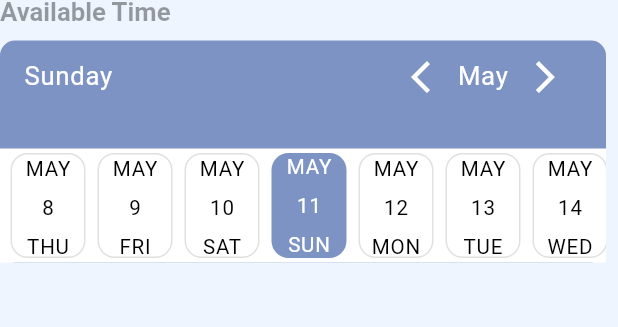
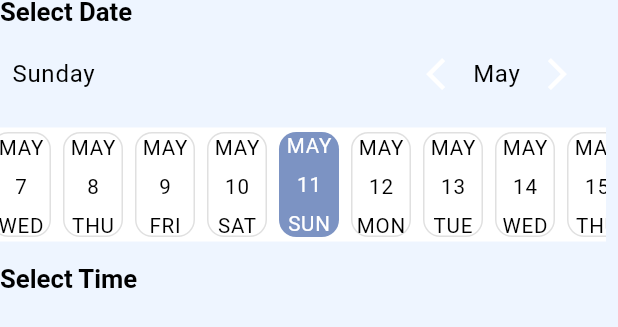
Before and after one commit to YousabSefeen/code_quests, a Flutter app: the CustomDateTimeLine widget shown alone on an empty page, opened directly with empty values, on a phone screen of 412 x 824 dp. Shown: the top 327 px of the screen. Run offline on Flutter 3.47's test engine with Material 3 defaults, Android fonts, the phone set to English and light mode, and no system bars; our stand-ins replace animate_do, bloc, cached_network_image, cloud_firestore, dartz, equatable and 11 more; accounts and stored records are empty; network calls fail.

Commit message:
Refactor code

```diff
--- a/lib/core/constants/app_strings/app_strings.dart
+++ b/lib/core/constants/app_strings/app_strings.dart
@@ -5,4 +5,10 @@ class AppStrings{
   static const List<String> doctorImageUrls=[
 
   ];
+
+  static const List<String> doctorNotAvailableMessage= [
+    'Doctor is not available on the selected day. Please check the ',
+    '"Working Days"',
+    ' section\n to view the doctor\'s availability.',
+  ];
 }
--- a/lib/core/constants/themes/app_light_theme.dart
+++ b/lib/core/constants/themes/app_light_theme.dart
@@ -61,7 +61,7 @@ class AppLightTheme {
               fontSize: 16.sp,
               fontWeight: FontWeight.w800,
               color: Colors.black,
-              letterSpacing: 1.2)),
+              letterSpacing: 1.2,),),
       position: PopupMenuPosition.under,
     ),
     listTileTheme: ListTileThemeData(
@@ -72,7 +72,7 @@ class AppLightTheme {
               fontWeight: FontWeight.w900,
               letterSpacing: 2)),
       subtitleTextStyle: TextStyle(
-          fontSize: 14.sp,color: Colors.black54,height: 1.2,fontWeight: FontWeight.w500
+          fontSize: 12.sp,color: Colors.black54,height: 1.5,fontWeight: FontWeight.w500
       )
     ),
     elevatedButtonTheme: ElevatedButtonThemeData(
@@ -134,7 +134,7 @@ class AppLightTheme {
       headlineMedium: TextStyle(
         // style for ... (used in *DoctorAvailabilityTimeFields*  )
         fontSize: 15.sp,
-        color: Colors.black38,
+        color: Colors.black,
         fontWeight: FontWeight.w600,
         height: 1,
       ),
@@ -149,7 +149,8 @@ class AppLightTheme {
           // style for ... (used in *CustomDateTimeLine*  )
           fontSize: 12.sp,
           color: Colors.white,
-          fontWeight: FontWeight.w400),
+          fontWeight: FontWeight.w400,
+      ),
 
       titleMedium: GoogleFonts.playpenSans(
         // style for ... (used in  DoctorList (info))
@@ -183,6 +184,12 @@ class AppLightTheme {
         fontWeight: FontWeight.w500,
         color: Colors.grey,
       ),
+      titleLarge: TextStyle(
+        fontSize: 14,
+        color: Colors.orange.shade800,
+        fontWeight: FontWeight.w500,
+        height: 1.4,
+      ),
       ///*******************************************************
 
 
--- a/lib/features/appointments/presentation/widgets/available_doctor_time_slots_grid.dart
+++ b/lib/features/appointments/presentation/widgets/available_doctor_time_slots_grid.dart
@@ -1,6 +1,7 @@
 import 'package:flutter/material.dart';
 import 'package:flutter_bloc/flutter_bloc.dart';
 import 'package:flutter_screenutil/flutter_screenutil.dart';
+import 'package:flutter_task/core/constants/themes/app_colors.dart';
 
 import '../controller/cubit/appointment_cubit.dart';
 import '../controller/states/appointment_state.dart';
@@ -13,8 +14,13 @@ class AvailableDoctorTimeSlotsGrid extends StatelessWidget {
     final deviceHeight = MediaQuery.sizeOf(context).height;
     return BlocSelector<AppointmentCubit, AppointmentState, List<String>>(
       selector: (state) => state.availableDoctorTimeSlots,
-      builder: (context, availableDoctorTimeSlots) => SizedBox(
-        height: deviceHeight * 0.2,
+      builder: (context, availableDoctorTimeSlots) => Container(
+        height: deviceHeight * 0.15,
+        padding: const EdgeInsets.all(5),
+        decoration: BoxDecoration(
+          color: AppColors.customWhite,
+          borderRadius: BorderRadius.circular(12),
+        ),
         child: GridView.builder(
             padding: const EdgeInsets.only(right: 10),
             gridDelegate: const SliverGridDelegateWithFixedCrossAxisCount(
@@ -28,16 +34,15 @@ class AvailableDoctorTimeSlotsGrid extends StatelessWidget {
                   decoration: BoxDecoration(
                     color: Colors.white,
                     borderRadius: BorderRadius.circular(8),
-                    border: Border.all(color: Colors.grey),
+                    border: Border.all(color: Colors.black12),
                   ),
                   alignment: Alignment.center,
                   child: Text(
                     availableDoctorTimeSlots[index],
-                    style: TextStyle(
-                      fontSize: 13.sp,
-                      color: Colors.black54,
-                      fontWeight: FontWeight.w500,
-                    ),
+                    style: Theme.of(context)
+                        .textTheme
+                        .headlineMedium!
+                        .copyWith(fontSize: 13.sp,color: AppColors.darkBlue),
                   ),
                 )),
       ),
--- a/lib/features/appointments/presentation/widgets/custom_date_time_line.dart
+++ b/lib/features/appointments/presentation/widgets/custom_date_time_line.dart
@@ -5,6 +5,7 @@ import 'package:flutter_screenutil/flutter_screenutil.dart';
 import 'package:flutter_task/core/constants/themes/app_colors.dart';
 import 'package:flutter_task/features/appointments/presentation/controller/cubit/appointment_cubit.dart';
 import 'package:flutter_task/features/appointments/presentation/widgets/available_doctor_time_slots_grid.dart';
+import 'package:flutter_task/features/appointments/presentation/widgets/doctor_not_available_message.dart';
 
 import '../../../doctor_list/data/models/doctor_list_model.dart';
 import '../controller/states/appointment_state.dart';
@@ -24,25 +25,26 @@ class CustomDateTimeLine extends StatelessWidget {
 
     return Column(
       crossAxisAlignment: CrossAxisAlignment.start,
-      spacing: 10,
+
       children: [
 
 
         Text(
-          'Available Time',
-          style: textTheme.headlineMedium,
+          'Select Date',
+          style: textTheme.headlineMedium ,
           textAlign: TextAlign.start,
         ),
+
         Container(
-          margin: EdgeInsets.only(right: 8),
+          margin: const EdgeInsets.only(top: 8, bottom: 17 ,right: 8),
           decoration: BoxDecoration(
-            color: AppColors.softBlue,
-            borderRadius: BorderRadius.circular(10)
-          ),
+              color: AppColors.customWhite,
+              borderRadius: BorderRadius.circular(10)),
           child: EasyDateTimeLine(
             headerProps: EasyHeaderProps(
-              selectedDateStyle: activeTextStyle.copyWith(fontSize: 15.sp),
-              monthStyle: activeTextStyle.copyWith(fontSize: 15.sp),
+              padding: const EdgeInsets.symmetric(horizontal: 8),
+              selectedDateStyle: activeTextStyle.copyWith(fontSize: 14.sp,color: Colors.black),
+              monthStyle: activeTextStyle.copyWith(fontSize: 14.sp,color: Colors.black),
               monthPickerType: MonthPickerType.switcher,
             ),
             initialDate: DateTime.now(),
@@ -56,7 +58,7 @@ class CustomDateTimeLine extends StatelessWidget {
             activeColor: AppColors.softBlue,
             dayProps: EasyDayProps(
               height: 70,
-              width: 50,
+              width: 40,
               activeDayStyle: DayStyle(
                 borderRadius: 10.r,
                 dayNumStyle: activeTextStyle,
@@ -88,14 +90,23 @@ class CustomDateTimeLine extends StatelessWidget {
             ),
           ),
         ),
+
+        Text(
+          'Select Time',
+          style: textTheme.headlineMedium ,
+          textAlign: TextAlign.start,
+        ),
+        const SizedBox(height: 5),
         BlocSelector<AppointmentCubit, AppointmentState, bool>(
           selector: (state) => state.isDoctorAvailable,
-          builder: (context, isDoctorAvailable) =>
-          isDoctorAvailable?     const AvailableDoctorTimeSlotsGrid() : Text('Doctor Not available for this day',style: TextStyle(
-            fontSize: 20,
-            color: Colors.red,
-          ),),
+          builder: (context, isDoctorAvailable) => isDoctorAvailable
+              ? const AvailableDoctorTimeSlotsGrid()
+              : const DoctorNotAvailableMessage(),
         ),
+
+
+
+
       ],
     );
   }
--- a/lib/features/appointments/presentation/widgets/custom_sliver_app_bar.dart
+++ b/lib/features/appointments/presentation/widgets/custom_sliver_app_bar.dart
@@ -20,7 +20,7 @@ class CustomSliverAppBar extends StatelessWidget {
     final deviceWidth = deviceSize.height;
     return SliverAppBar(
       pinned: true,
-      expandedHeight: deviceHeight * 0.32,
+      expandedHeight: deviceHeight * 0.25,
       flexibleSpace: LayoutBuilder(
         builder: (BuildContext context, BoxConstraints constraints) {
           final isCollapsed = constraints.maxHeight <=
@@ -45,7 +45,7 @@ class CustomSliverAppBar extends StatelessWidget {
                 ),
                 Container(
                   margin:
-                      EdgeInsets.only(left: 16, bottom: deviceHeight * 0.05),
+                     const EdgeInsets.only(left: 16, bottom: 15),
                   padding:
                       const EdgeInsets.symmetric(horizontal: 3, vertical: 5),
                   decoration: BoxDecoration(
--- a/lib/features/doctor_list/presentation/widgets/doctor_profile_header.dart
+++ b/lib/features/doctor_list/presentation/widgets/doctor_profile_header.dart
@@ -1,4 +1,5 @@
 import 'package:flutter/material.dart';
+import 'package:flutter/rendering.dart';
 
 import '../../../doctor_profile/data/models/doctor_model.dart';
 
@@ -17,7 +18,7 @@ class DoctorProfileHeader extends StatelessWidget {
         backgroundImage: NetworkImage(doctorInfo.imageUrl),
       ),
       title: Text(doctorInfo.name),
-      subtitle: Text(doctorInfo.bio),
+      subtitle: Text(doctorInfo.bio,maxLines: 3,overflow: TextOverflow.ellipsis),
     );
   }
 }
```
Also changed, not shown: lib/features/appointments/presentation/screens/appointment_booking_screen.dart (+21 -2 lines), lib/features/appointments/presentation/widgets/doctor_info_header.dart (+7 -3 lines), lib/features/appointments/presentation/widgets/doctor_not_available_message.dart (added, +50 -0 lines).
